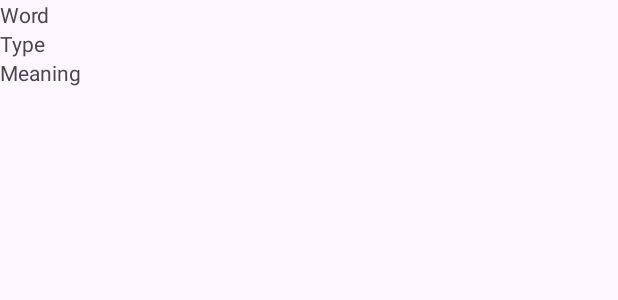
After one commit to ratul-space/SimpleDictionary, an Android app: the layout activity_word_detail.xml on its own in the app's theme, with its tools: preview values and no code run, on a phone screen of 412 x 824 dp. The commit adds this screen. Shown: the top 300 px of the screen. Run offline under Robolectric (Android 15) with nearby library versions, the phone set to English and light mode, and no system bars.

Commit message:
feat: log need to fix

```diff
--- /dev/null
+++ b/app/src/main/res/layout/activity_word_detail.xml
@@ -0,0 +1,31 @@
+<?xml version="1.0" encoding="utf-8"?>
+<LinearLayout xmlns:android="http://schemas.android.com/apk/res/android"
+    xmlns:tools="http://schemas.android.com/tools"
+    android:layout_width="match_parent"
+    android:layout_height="match_parent"
+    android:orientation="vertical"
+    tools:context=".WordDetailActivity">
+
+    <TextView
+        android:id="@+id/txtWord"
+        android:layout_width="wrap_content"
+        android:layout_height="wrap_content"
+        tools:text="Word" />
+
+    <TextView
+        android:id="@+id/txtType"
+        android:layout_width="wrap_content"
+        android:layout_height="wrap_content"
+        tools:layout_editor_absoluteX="4dp"
+        tools:layout_editor_absoluteY="33dp"
+        tools:text="Type" />
+
+    <TextView
+        android:id="@+id/txtMeaning"
+        android:layout_width="wrap_content"
+        android:layout_height="wrap_content"
+        tools:layout_editor_absoluteX="7dp"
+        tools:layout_editor_absoluteY="86dp"
+        tools:text="Meaning" />
+
+</LinearLayout>
```
Also changed, not shown: app/src/main/AndroidManifest.xml (+13 -3 lines), app/src/main/java/com/example/simpledictionary/DataBaseHelper.kt (+11 -6 lines), app/src/main/java/com/example/simpledictionary/DictionaryActivity.kt (+39 -7 lines), app/src/main/java/com/example/simpledictionary/WordDetailActivity.kt (added, +15 -0 lines).
